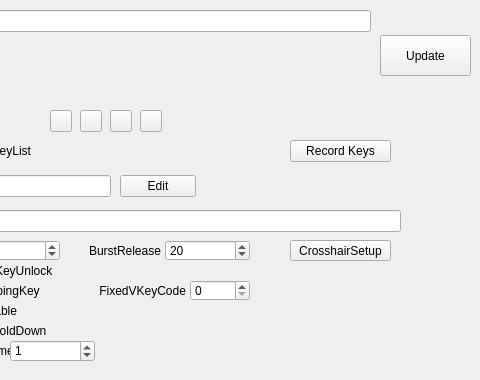
The window that QKeyMapper/qitemsetupdialog.ui (Zalafina/QKeyMapper) describes before a commit, drawn with Qt 5; both pictures show x 340 to 820 and y 0 to 380 of the 820 by 380 pixel window.
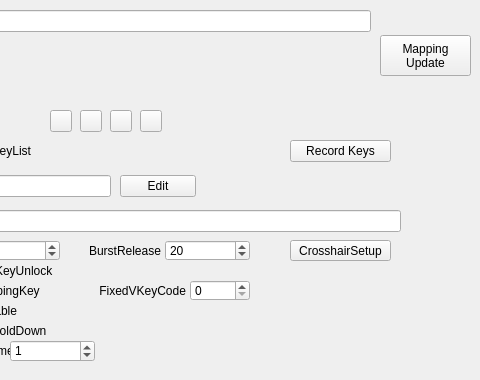
The same window after the commit.

Commit message: Use mappingStringsUpdateButton to update all strings.

```diff
--- a/QKeyMapper/qitemsetupdialog.ui
+++ b/QKeyMapper/qitemsetupdialog.ui
@@ -801,7 +801,8 @@
     <enum>Qt::FocusPolicy::NoFocus</enum>
    </property>
    <property name="text">
-    <string>Update</string>
+    <string>Mapping
+Update</string>
    </property>
    <property name="autoDefault">
     <bool>false</bool>
```
The commit also changes 9 other files.
